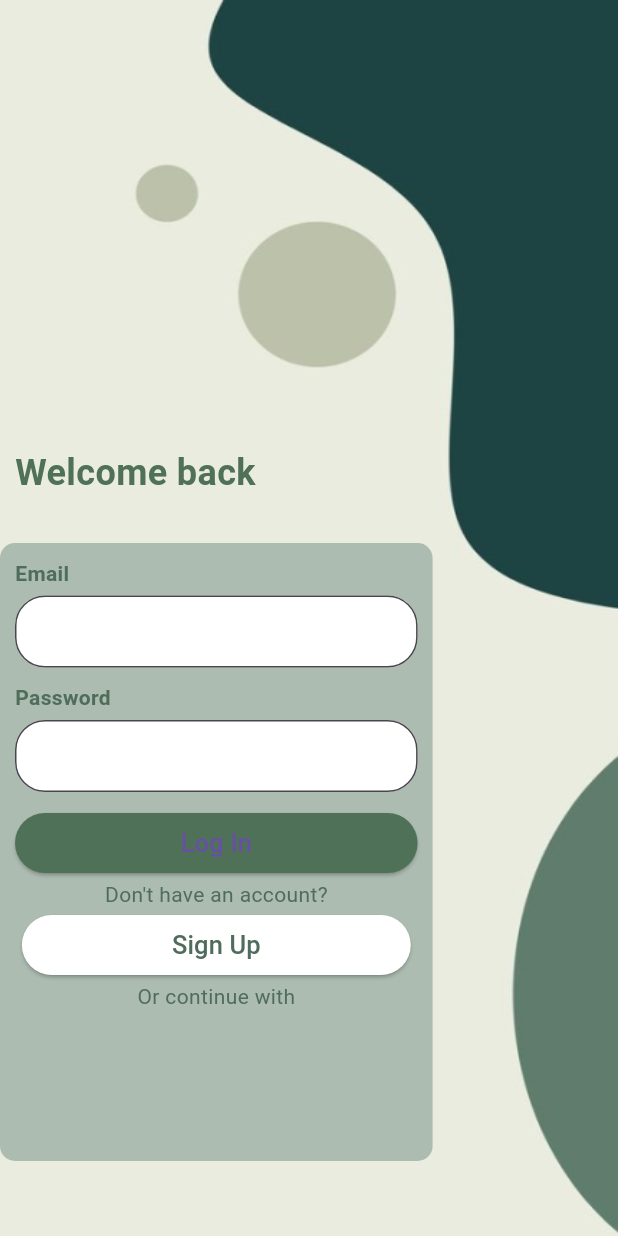
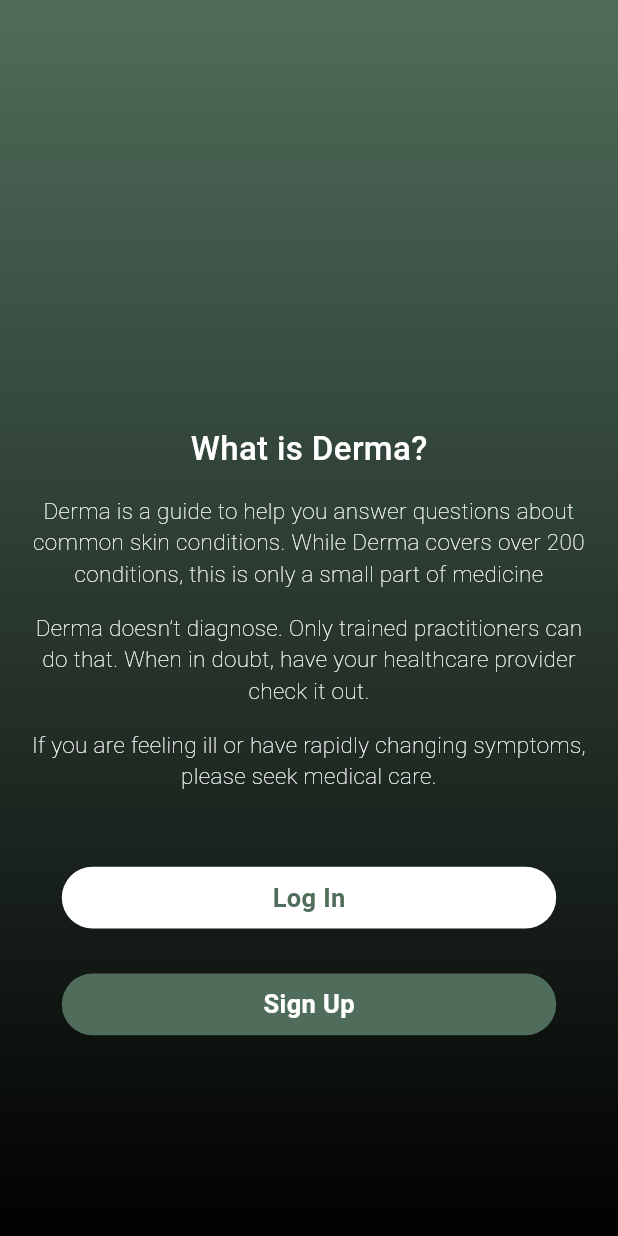
Before and after one commit to kusha2000/Derma_Skin_App, a Flutter app: the screen it shows after launch, after a tap on "Get Started", on a phone screen of 412 x 824 dp. Run offline on Flutter 3.47's test engine with Material 3 defaults, Android fonts, the phone set to English and light mode, and no system bars.

Commit message:
created introduction page

```diff
--- /dev/null
+++ b/lib/intro_page.dart
@@ -0,0 +1,125 @@
+import 'package:derma_skin_app/login.dart';
+import 'package:flutter/material.dart';
+
+class IntroPage extends StatelessWidget {
+  const IntroPage({super.key});
+
+  @override
+  Widget build(BuildContext context) {
+    return Scaffold(
+      body: SafeArea(
+          child: Container(
+        decoration: const BoxDecoration(
+          gradient: LinearGradient(
+            colors: [Color(0xFF506D5B), Color(0xFF010101)],
+            begin: Alignment.topCenter,
+            end: Alignment.bottomCenter,
+          ),
+        ),
+        child: Padding(
+          padding:
+              const EdgeInsets.only(top: 120, left: 20, right: 20, bottom: 50),
+          child: Column(
+            mainAxisAlignment: MainAxisAlignment.center,
+            children: [
+              const SizedBox(
+                height: 80,
+              ),
+              const Text(
+                "What is Derma?",
+                style: TextStyle(
+                    fontSize: 22,
+                    fontWeight: FontWeight.w500,
+                    color: Color(0xffFFFFFF)),
+              ),
+              const SizedBox(
+                height: 15,
+              ),
+              const Text(
+                "Derma is a guide to help you answer questions about common skin conditions. While Derma covers over 200 conditions, this is only a small part of medicine",
+                style: TextStyle(
+                  fontSize: 15,
+                  color: Color(0xffFFFFFF),
+                  fontWeight: FontWeight.w100,
+                ),
+                textAlign: TextAlign.center,
+              ),
+              const SizedBox(
+                height: 15,
+              ),
+              const Text(
+                "Derma doesn’t diagnose. Only trained practitioners can do that. When in doubt, have your healthcare provider check it out.",
+                style: TextStyle(
+                  fontSize: 15,
+                  color: Color(0xffFFFFFF),
+                  fontWeight: FontWeight.w100,
+                ),
+                textAlign: TextAlign.center,
+              ),
+              const SizedBox(
+                height: 15,
+              ),
+              const Text(
+                "If you are feeling ill or have rapidly changing symptoms, please seek medical care.",
+                style: TextStyle(
+                  fontSize: 15,
+                  color: Color(0xffFFFFFF),
+                  fontWeight: FontWeight.w100,
+                ),
+                textAlign: TextAlign.center,
+              ),
+              const SizedBox(
+                height: 50,
+              ),
+              GestureDetector(
+                onTap: () {
+                  Navigator.push(
+                    context,
+                    MaterialPageRoute(builder: (context) => const Login()),
+                  );
+                },
+                child: Container(
+                  width: MediaQuery.of(context).size.width * 0.8,
+                  height: MediaQuery.of(context).size.height * 0.05,
+                  decoration: BoxDecoration(
+                    borderRadius: BorderRadius.circular(100),
+                    color: const Color(0xffFFFFFF),
+                  ),
+                  child: const Center(
+                    child: Text(
+                      "Log In",
+                      style: TextStyle(
+                          color: Color(0xff506D5B),
+                          fontSize: 17,
+                          fontWeight: FontWeight.w700),
+                    ),
+                  ),
+                ),
+              ),
+              const SizedBox(
+                height: 30,
+              ),
+              Container(
+                width: MediaQuery.of(context).size.width * 0.8,
+                height: MediaQuery.of(context).size.height * 0.05,
+                decoration: BoxDecoration(
+                  borderRadius: BorderRadius.circular(100),
+                  color: const Color(0xff506D5B),
+                ),
+                child: const Center(
+                  child: Text(
+                    "Sign Up",
+                    style: TextStyle(
+                        color: Color(0xffffffff),
+                        fontSize: 17,
+                        fontWeight: FontWeight.w700),
+                  ),
+                ),
+              )
+            ],
+          ),
+        ),
+      )),
+    );
+  }
+}
--- a/lib/login.dart
+++ b/lib/login.dart
@@ -93,7 +93,7 @@
                         ElevatedButton(
                           onPressed: () {},
                           style: ElevatedButton.styleFrom(
-                            primary: const Color(0xFF4F7158),
+                            backgroundColor: const Color(0xFF4F7158),
                             shape: RoundedRectangleBorder(
                               borderRadius: BorderRadius.circular(20),
                             ),
@@ -113,7 +113,7 @@
                             ElevatedButton(
                               onPressed: () {},
                               style: ElevatedButton.styleFrom(
-                                primary: Colors.white,
+                                backgroundColor: Colors.white,
                                 shape: RoundedRectangleBorder(
                                   borderRadius: BorderRadius.circular(20),
                                 ),
--- a/lib/main.dart
+++ b/lib/main.dart
@@ -1,3 +1,4 @@
+import 'package:derma_skin_app/intro_page.dart';
 import 'package:flutter/material.dart';
 import 'package:derma_skin_app/login.dart';
 
@@ -11,6 +12,7 @@
   @override
   Widget build(BuildContext context) {
     return MaterialApp(
+      debugShowCheckedModeBanner: false,
       home: MainPage(),
     );
   }
@@ -58,11 +60,11 @@
                 onPressed: () {
                   Navigator.push(
                     context,
-                    MaterialPageRoute(builder: (context) => const Login()),
+                    MaterialPageRoute(builder: (context) => const IntroPage()),
                   );
                 },
                 style: ElevatedButton.styleFrom(
-                  primary: const Color(0xFF4F7158),
+                  backgroundColor: const Color(0xFF4F7158),
                   shape: RoundedRectangleBorder(
                     borderRadius: BorderRadius.circular(20),
                   ),
```
